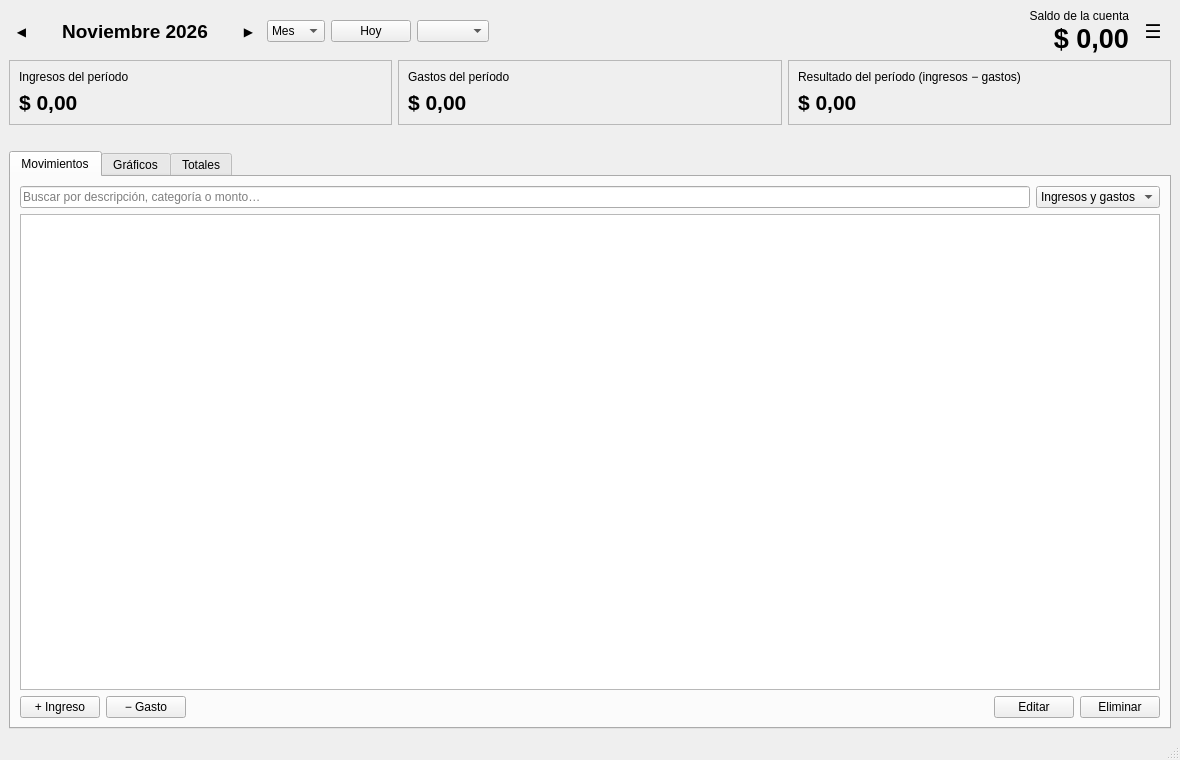
Qt form escritorio/main.ui (Sebas-Git-Tail/ingresos-gastos) before a commit.
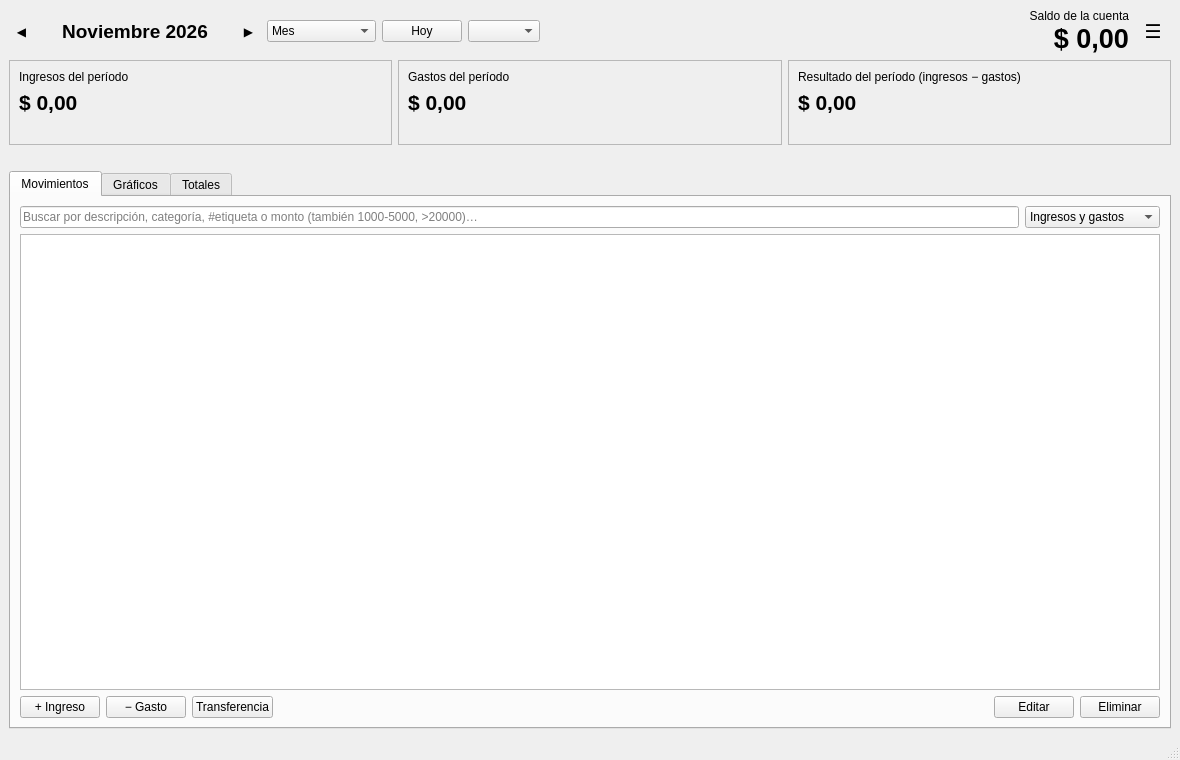
The same form after that commit. Custom widgets are drawn as their Qt base class.

Commit message: 2.8.0: transferencias entre cuentas, copia diaria, entre fechas y comparación (núcleo y PC)

Diff of the .ui file:
```diff
--- a/escritorio/main.ui
+++ b/escritorio/main.ui
@@ -68,7 +68,7 @@
       <item>
        <widget class="QComboBox" name="comboVista">
         <property name="toolTip">
-         <string>Ver un mes, un año o todo</string>
+         <string>Ver un mes, un año, todo o las fechas que elijas</string>
         </property>
         <item>
          <property name="text">
@@ -85,6 +85,11 @@
           <string>Todo</string>
          </property>
         </item>
+        <item>
+         <property name="text">
+          <string>Entre fechas…</string>
+         </property>
+        </item>
        </widget>
       </item>
       <item>
@@ -201,6 +206,13 @@
            </property>
           </widget>
          </item>
+         <item>
+          <widget class="QLabel" name="labelIngresosComparacion">
+           <property name="text">
+            <string/>
+           </property>
+          </widget>
+         </item>
         </layout>
        </widget>
       </item>
@@ -230,6 +242,13 @@
            </property>
           </widget>
          </item>
+         <item>
+          <widget class="QLabel" name="labelGastosComparacion">
+           <property name="text">
+            <string/>
+           </property>
+          </widget>
+         </item>
         </layout>
        </widget>
       </item>
@@ -259,6 +278,13 @@
            </property>
           </widget>
          </item>
+         <item>
+          <widget class="QLabel" name="labelResultadoComparacion">
+           <property name="text">
+            <string/>
+           </property>
+          </widget>
+         </item>
         </layout>
        </widget>
       </item>
@@ -289,7 +315,7 @@
           <item>
            <widget class="QLineEdit" name="inputBuscar">
             <property name="placeholderText">
-             <string>Buscar por descripción, categoría o monto…</string>
+             <string>Buscar por descripción, categoría, #etiqueta o monto (también 1000-5000, &gt;20000)…</string>
             </property>
             <property name="clearButtonEnabled">
              <bool>true</bool>
@@ -313,6 +339,11 @@
               <string>Solo gastos</string>
              </property>
             </item>
+            <item>
+             <property name="text">
+              <string>Solo transferencias</string>
+             </property>
+            </item>
            </widget>
           </item>
          </layout>
@@ -361,6 +392,16 @@
             </property>
            </widget>
           </item>
+          <item>
+           <widget class="QPushButton" name="btnNuevaTransferencia">
+            <property name="toolTip">
+             <string>Pasar plata de una cuenta a otra (Ctrl+T). No cuenta como ingreso ni como gasto.</string>
+            </property>
+            <property name="text">
+             <string>Transferencia</string>
+            </property>
+           </widget>
+          </item>
           <item>
            <spacer name="espaciadorBotones">
             <property name="orientation">
@@ -521,6 +562,11 @@
               <string>%</string>
              </property>
             </column>
+            <column>
+             <property name="text">
+              <string>Antes</string>
+             </property>
+            </column>
            </widget>
           </item>
          </layout>
```
The commit also changes 20 other files.
